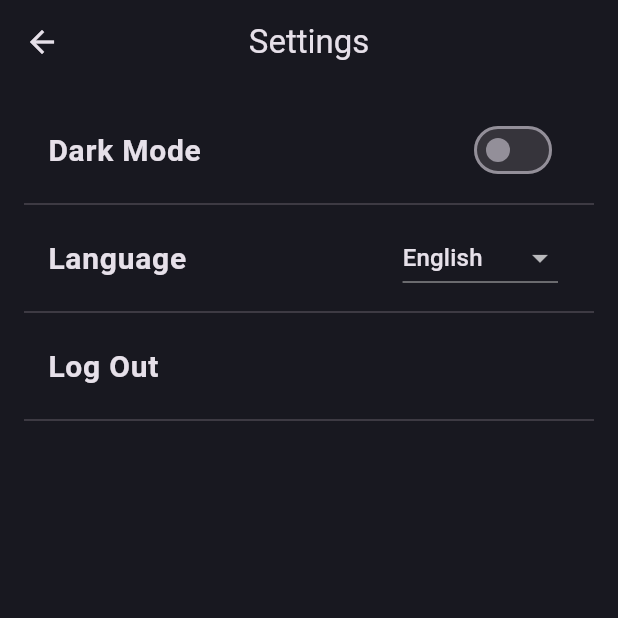
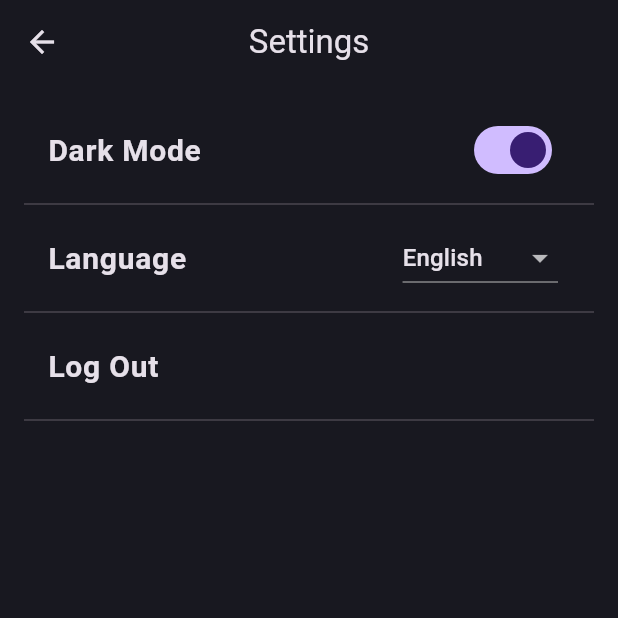
Before and after one commit to ashilCtn/E-PANCHAYT, a Flutter app: the SettingsPage screen opened by its route, on a phone screen of 412 x 824 dp, the top half of it. Run offline on Flutter 3.47's test engine with Material 3 defaults, Android fonts, the phone set to English and light mode, and no system bars; our stand-ins replace animated_splash_screen, cloud_firestore, cloud_functions, dotted_border, firebase_auth, firebase_core and 4 more; missing offline and left inert: firebase_app_check; accounts and stored records are empty.

Commit message:
Dark theme implemented

```diff
--- a/flutter_application_2/lib/app_pages/More_Bar/settings_page.dart
+++ b/flutter_application_2/lib/app_pages/More_Bar/settings_page.dart
@@ -1,4 +1,6 @@
 import 'package:flutter/material.dart';
+import 'package:flutter_application_2/core/theme/theme_notifier.dart';
+import 'package:provider/provider.dart';
 
 class SettingsPage extends StatefulWidget {
   const SettingsPage({super.key});
@@ -8,13 +10,14 @@ class SettingsPage extends StatefulWidget {
 }
 
 class _SettingsPageState extends State<SettingsPage> {
-  bool _isDarkModeEnabled = false;
   String _selectedLanguage = 'English'; // Default language
 
   final List<String> _languages = ['English', 'Malayalam']; // List of languages
 
   @override
   Widget build(BuildContext context) {
+    final themeNotifier = Provider.of<ThemeNotifier>(context);
+
     return Scaffold(
       appBar: AppBar(
         centerTitle: true,
@@ -29,12 +32,9 @@ class _SettingsPageState extends State<SettingsPage> {
               style: TextStyle(fontSize: 20, fontWeight: FontWeight.bold),
             ),
             trailing: Switch(
-              value: _isDarkModeEnabled,
+              value: themeNotifier.isDarkMode,
               onChanged: (value) {
-                setState(() {
-                  _isDarkModeEnabled = value;
-                  // Implement dark mode functionality here
-                });
+                themeNotifier.toggleTheme();
               },
             ),
           ),
--- a/flutter_application_2/lib/core/theme/theme.dart
+++ b/flutter_application_2/lib/core/theme/theme.dart
@@ -9,6 +9,7 @@ class AppTheme {
         ),
         borderRadius: BorderRadius.circular(10),
       );
+
   static final darkThemeMode = ThemeData.dark().copyWith(
     scaffoldBackgroundColor: AppPallete.backgroundColor,
     appBarTheme: const AppBarTheme(
@@ -28,4 +29,22 @@ class AppTheme {
       errorBorder: _border(AppPallete.errorColor),
     ),
   );
+
+  static final lightThemeMode = ThemeData.light().copyWith(
+    scaffoldBackgroundColor: AppPallete.lightBackgroundColor,
+    appBarTheme: const AppBarTheme(
+      backgroundColor: AppPallete.lightBarAppNav,
+    ),
+    chipTheme: const ChipThemeData(
+      backgroundColor: AppPallete.lightGreyColor,
+      side: BorderSide.none,
+    ),
+    inputDecorationTheme: InputDecorationTheme(
+      contentPadding: const EdgeInsets.all(27),
+      border: _border(),
+      enabledBorder: _border(),
+      focusedBorder: _border(AppPallete.lightGradient2),
+      errorBorder: _border(AppPallete.lightErrorColor),
+    ),
+  );
 }
--- /dev/null
+++ b/flutter_application_2/lib/core/theme/theme_notifier.dart
@@ -0,0 +1,16 @@
+import 'package:flutter/material.dart';
+import 'package:flutter_application_2/core/theme/theme.dart'; // Import your AppTheme
+
+class ThemeNotifier extends ChangeNotifier {
+  bool _isDarkMode = true;
+
+  bool get isDarkMode => _isDarkMode;
+
+  ThemeData get currentTheme =>
+      _isDarkMode ? AppTheme.darkThemeMode : AppTheme.lightThemeMode;
+
+  void toggleTheme() {
+    _isDarkMode = !_isDarkMode;
+    notifyListeners();
+  }
+}
--- a/flutter_application_2/pubspec.yaml
+++ b/flutter_application_2/pubspec.yaml
@@ -49,8 +49,8 @@ dependencies:
   url_launcher: ^6.2.6
   flutter_spinkit: ^5.2.1
   cloud_functions: ^4.7.6
+  provider: ^6.1.2
   # connectivity: ^3.0.6
-  # provider: ^6.1.2
 
 dev_dependencies:
   flutter_test:
```
Also changed, not shown: flutter_application_2/lib/core/theme/app_pallete.dart (+23 -0 lines), flutter_application_2/lib/main.dart (+11 -10 lines), flutter_application_2/pubspec.lock.
